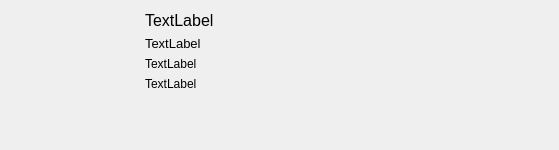
Old version of the form qt_ui/visualizer/ContributionEntry.ui in the repository FilmColors/VIAN.
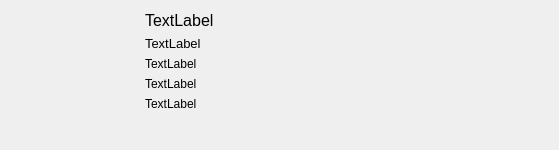
New version of the form.

```diff
--- a/qt_ui/visualizer/ContributionEntry.ui
+++ b/qt_ui/visualizer/ContributionEntry.ui
@@ -67,6 +67,13 @@
        </property>
       </widget>
      </item>
+     <item>
+      <widget class="QLabel" name="lbl_ColorProcess">
+       <property name="text">
+        <string>TextLabel</string>
+       </property>
+      </widget>
+     </item>
      <item>
       <spacer name="verticalSpacer">
        <property name="orientation">
```
